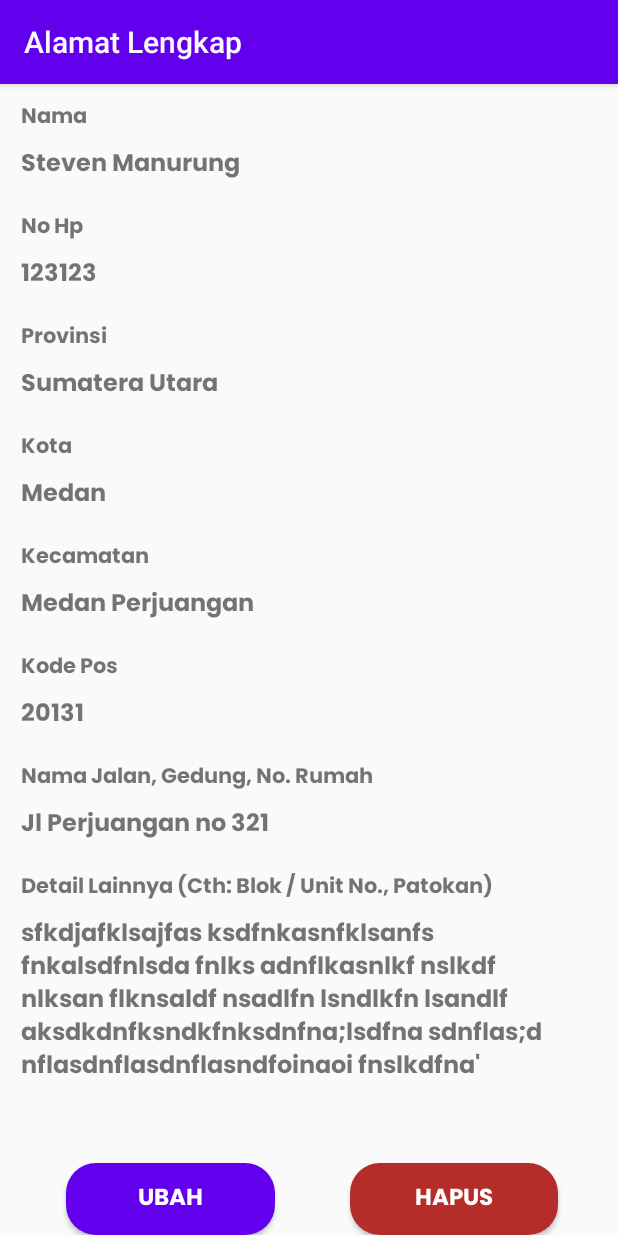
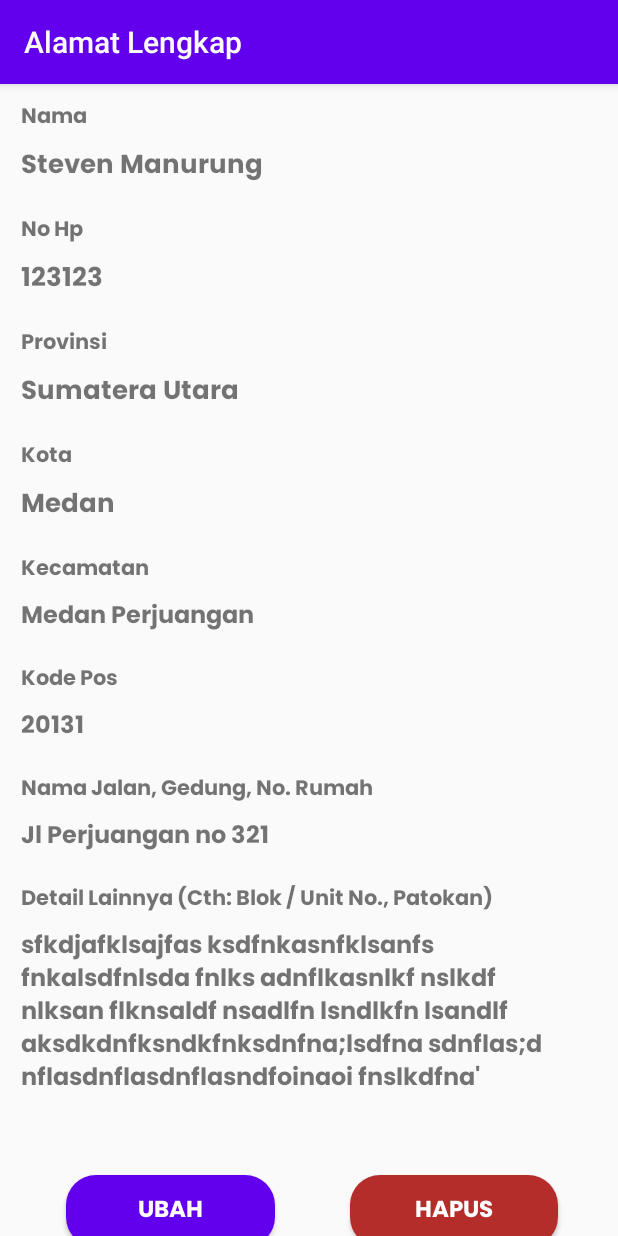
Before and after one commit to StevenManurung/final-project, an Android app: the DetailActivity screen opened directly, with no data from a screen before it, on a phone screen of 412 x 824 dp. Run offline under Robolectric (Android 15) with nearby library versions, the phone set to English and light mode, and no system bars; 1 statement that could not run was skipped.

Commit message:
mengubah layout textview

```diff
--- a/kotlin-client/app/src/main/res/layout/activity_detail.xml
+++ b/kotlin-client/app/src/main/res/layout/activity_detail.xml
@@ -46,7 +46,7 @@
             android:layout_height="wrap_content"
             android:fontFamily="@font/poppinsbold"
             android:text="Steven Manurung"
-            android:textSize="16sp"
+            android:textSize="17sp"
             app:layout_constraintHorizontal_bias="0.0"
             app:layout_constraintTop_toBottomOf="@+id/textView12" />
 
@@ -67,7 +67,7 @@
             android:layout_height="wrap_content"
             android:fontFamily="@font/poppinsbold"
             android:text="123123"
-            android:textSize="16sp"
+            android:textSize="17sp"
             app:layout_constraintEnd_toEndOf="@id/tv_nama"
             app:layout_constraintHorizontal_bias="0.0"
             app:layout_constraintStart_toStartOf="@id/tv_nama"
@@ -90,7 +90,7 @@
             android:layout_height="wrap_content"
             android:fontFamily="@font/poppinsbold"
             android:text="Sumatera Utara"
-            android:textSize="16sp"
+            android:textSize="17sp"
             app:layout_constraintEnd_toEndOf="@id/tv_nohp"
             app:layout_constraintHorizontal_bias="0.0"
             app:layout_constraintStart_toStartOf="@id/tv_nohp"
@@ -113,7 +113,7 @@
             android:layout_height="wrap_content"
             android:fontFamily="@font/poppinsbold"
             android:text="Medan"
-            android:textSize="16sp"
+            android:textSize="17sp"
             app:layout_constraintEnd_toEndOf="parent"
             app:layout_constraintHorizontal_bias="0.0"
             app:layout_constraintStart_toStartOf="@id/tv_provinsi"
```
